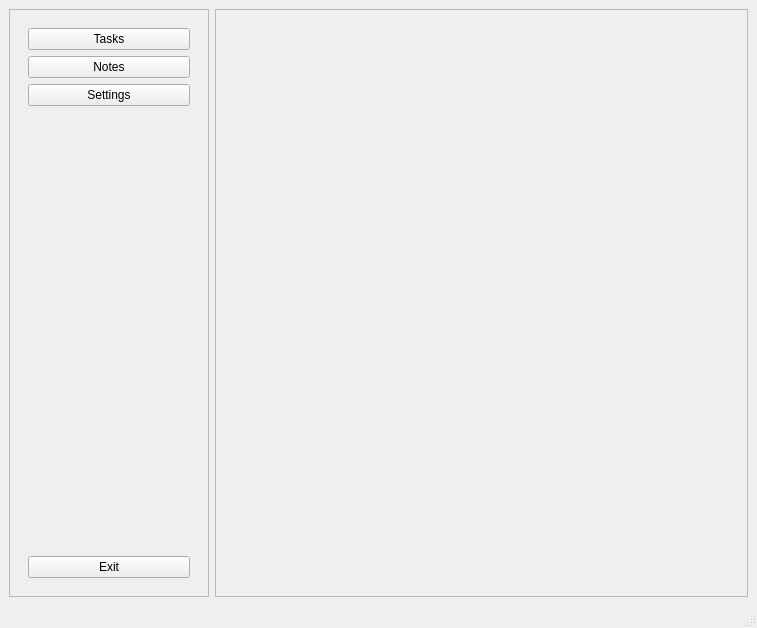
The window that mainwindow.ui (DanilooPomelo/PC-Assistent) describes before a commit, drawn with Qt 5.
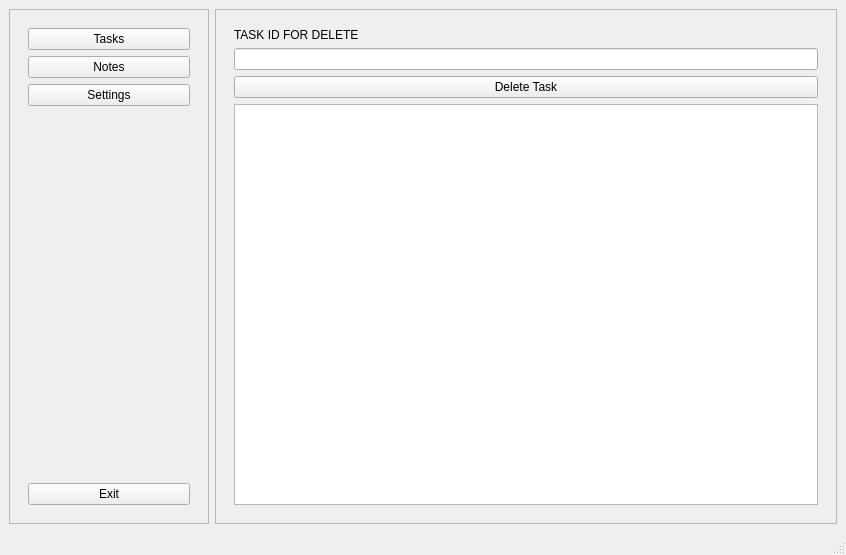
The same window after the commit. The open tabs and pages were chosen to show the change.

Commit message: INTERMEDIATE stage of working with GUI v0.2

```diff
--- a/mainwindow.ui
+++ b/mainwindow.ui
@@ -6,8 +6,8 @@
    <rect>
     <x>0</x>
     <y>0</y>
-    <width>757</width>
-    <height>628</height>
+    <width>846</width>
+    <height>555</height>
    </rect>
   </property>
   <property name="windowTitle">
@@ -340,6 +340,30 @@
            </item>
           </layout>
          </widget>
+         <widget class="QWidget" name="task_deleter_page">
+          <layout class="QVBoxLayout" name="verticalLayout_17">
+           <item>
+            <widget class="QLabel" name="label_3">
+             <property name="text">
+              <string>TASK ID FOR DELETE</string>
+             </property>
+            </widget>
+           </item>
+           <item>
+            <widget class="QLineEdit" name="get_task_id_for_delite"/>
+           </item>
+           <item>
+            <widget class="QPushButton" name="delete_task_btn">
+             <property name="text">
+              <string>Delete Task</string>
+             </property>
+            </widget>
+           </item>
+           <item>
+            <widget class="QTableView" name="show_delite_task_table"/>
+           </item>
+          </layout>
+         </widget>
          <widget class="QWidget" name="tasks_page">
           <layout class="QVBoxLayout" name="verticalLayout_7">
            <item>
```
Left out of the diff: 12 changed lines with no effect on the pictures. The commit also changes 2 other files.
